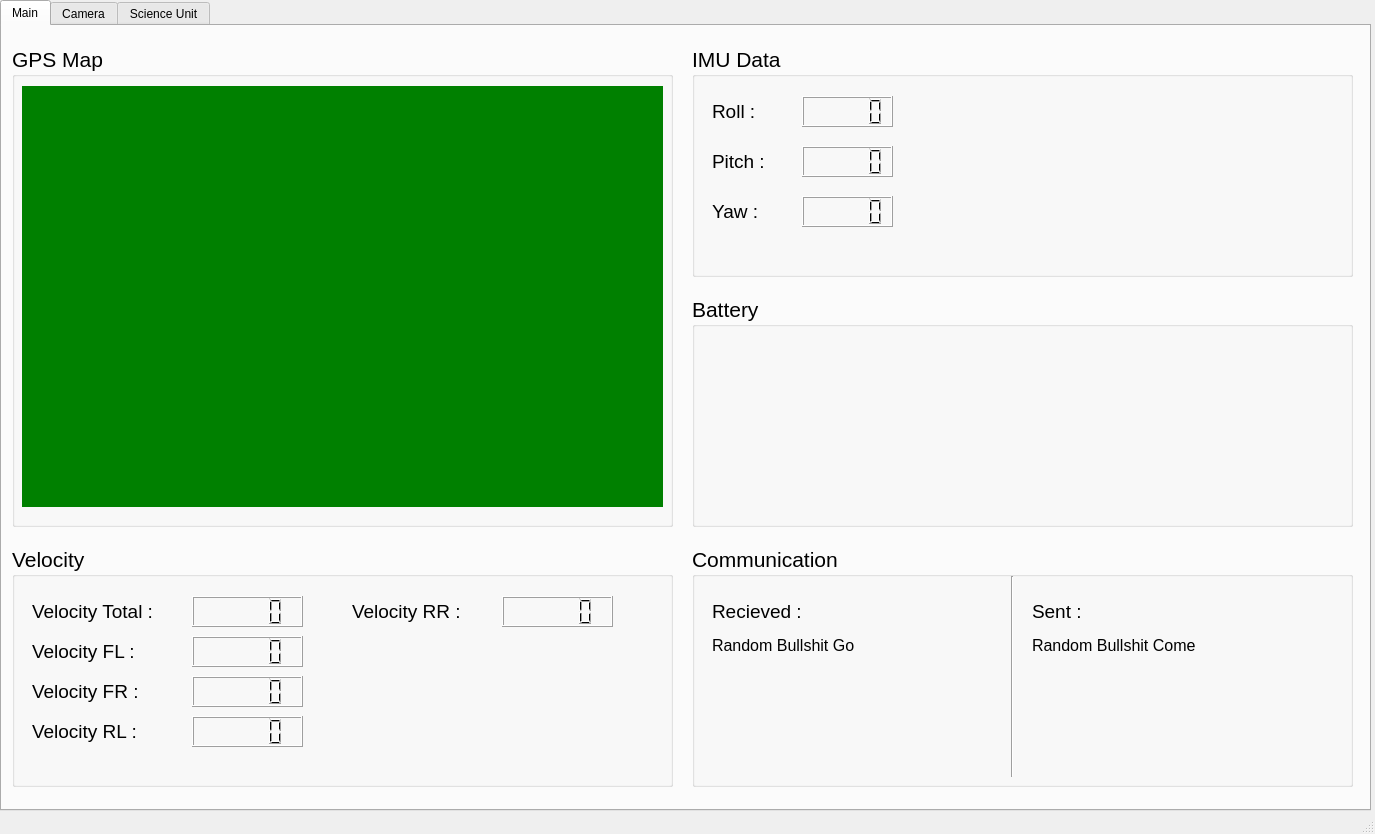
This is ui_files/v1.ui in metu-rover/metu_gui_v2 as Qt 5 draws it before an edit. The edited form follows.
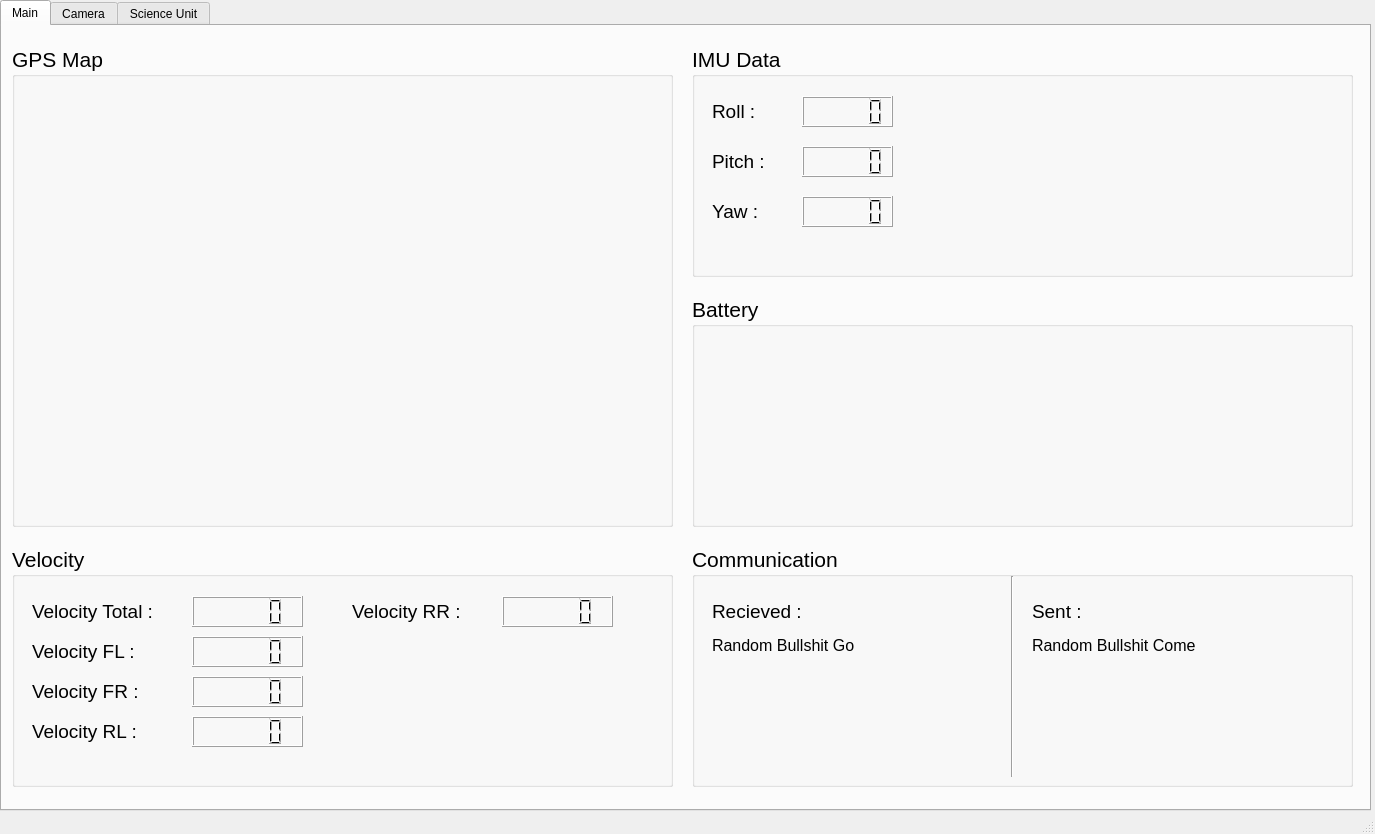
This is the edited form. The open tabs and pages were chosen to show the change.

Patch:
```diff
--- a/ui_files/v1.ui
+++ b/ui_files/v1.ui
@@ -47,21 +47,16 @@
       <property name="title">
        <string>GPS Map</string>
       </property>
-      <widget class="QLabel" name="GPSMap">
+      <widget class="QWidget" name="gridLayoutWidget_2">
        <property name="geometry">
         <rect>
          <x>10</x>
          <y>40</y>
          <width>641</width>
-         <height>421</height>
+         <height>431</height>
         </rect>
        </property>
-       <property name="styleSheet">
-        <string notr="true">background : green</string>
-       </property>
-       <property name="text">
-        <string/>
-       </property>
+       <layout class="QGridLayout" name="GPSMapLayout"/>
       </widget>
      </widget>
      <widget class="QGroupBox" name="VelocityGroupBox">
```
Left out of the diff: 55 changed lines with no effect on the pictures.
